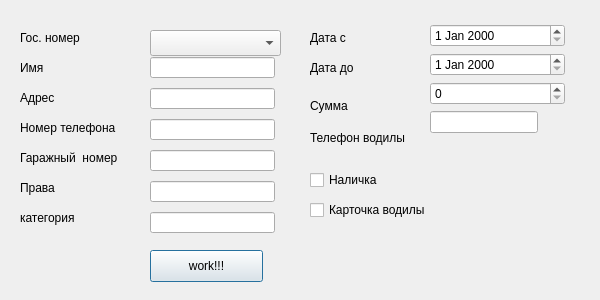
First picture: the form in product_scraper/product_scraper/spiders/putevka.ui, repository KashN9sh/Ya-taxi-way2pdf, before the edit.
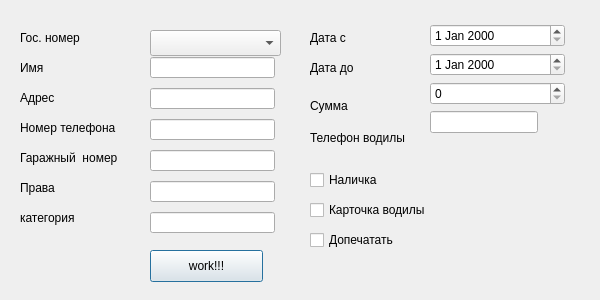
Second picture: the form after the edit.

Commit message: Fix date and add plusprint checkbox

What changed in the file:
```diff
--- a/product_scraper/product_scraper/spiders/putevka.ui
+++ b/product_scraper/product_scraper/spiders/putevka.ui
@@ -308,6 +308,19 @@
     </rect>
    </property>
   </widget>
+  <widget class="QCheckBox" name="checkBoxPlusPrint">
+   <property name="geometry">
+    <rect>
+     <x>310</x>
+     <y>230</y>
+     <width>141</width>
+     <height>20</height>
+    </rect>
+   </property>
+   <property name="text">
+    <string>Допечатать</string>
+   </property>
+  </widget>
  </widget>
  <resources/>
  <connections/>
```
The commit also changes 2 other files.
